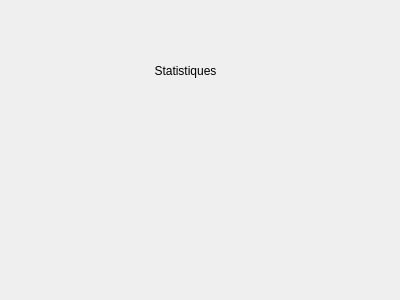
Qt form src/gui/dialogs/statisticsdialog.ui (FACT-Team/FactDev) before a commit.
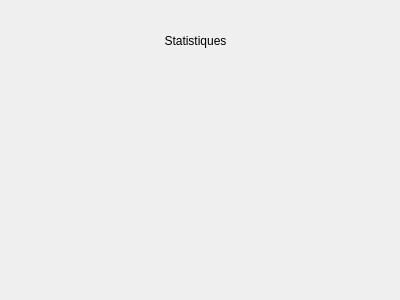
The same form after that commit.

```diff
--- a/src/gui/dialogs/statisticsdialog.ui
+++ b/src/gui/dialogs/statisticsdialog.ui
@@ -16,8 +16,8 @@
   <widget class="QLabel" name="label">
    <property name="geometry">
     <rect>
-     <x>140</x>
-     <y>60</y>
+     <x>150</x>
+     <y>30</y>
      <width>91</width>
      <height>21</height>
     </rect>
```
Left out of the diff: 2 changed lines with no effect on the pictures.
